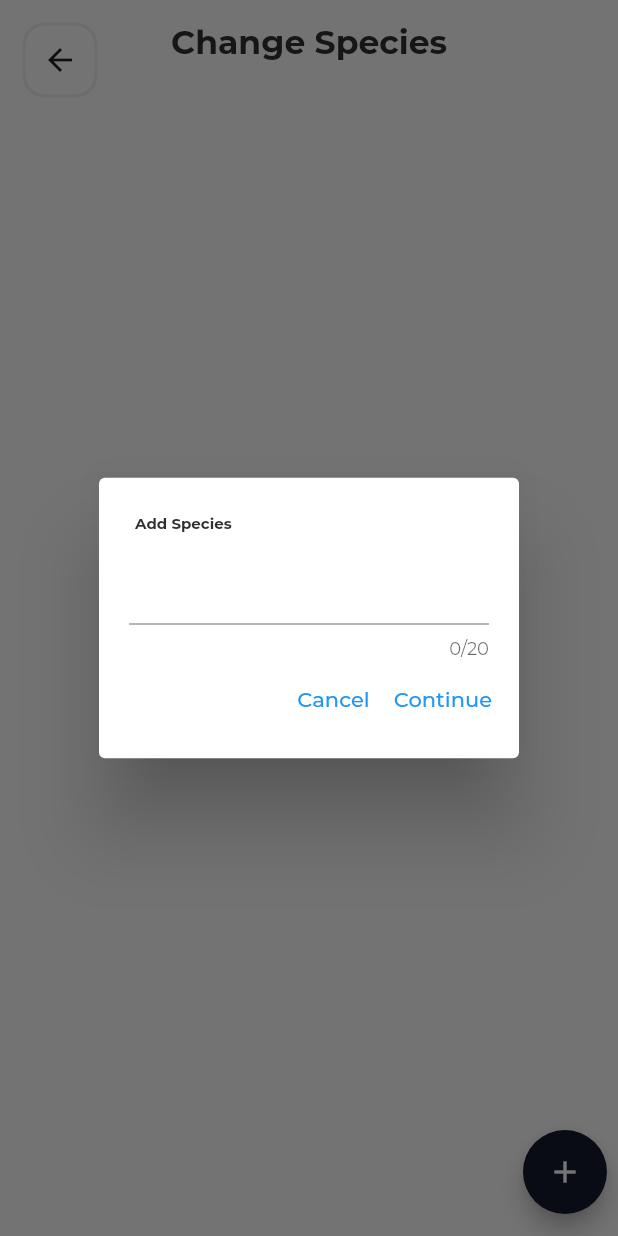
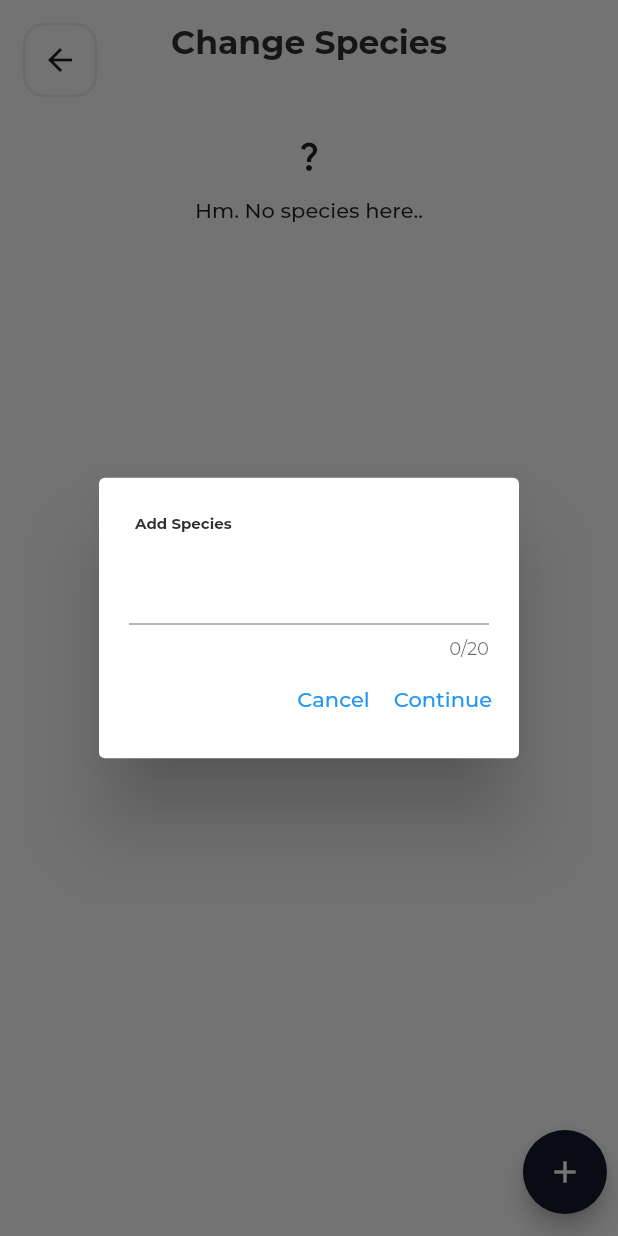
Before and after one commit to dtghgthf/intelligent_plant_esp32, a Flutter app: the ChangeSpeciesScreen screen opened directly, after a tap on the "add" icon, on a phone screen of 412 x 824 dp. Run offline on Flutter 3.47's test engine with Material 2 defaults, Android fonts, the phone set to English and light mode, and no system bars; our stand-ins replace cloud_firestore, firebase_auth, firebase_core, firebase_storage, syncfusion_flutter_charts; accounts and stored records are empty; network calls fail.

Commit message:
Added final "Change Species" Feature

```diff
--- a/lib/screens/ChangeSpeciesScreen.dart
+++ b/lib/screens/ChangeSpeciesScreen.dart
@@ -21,13 +21,6 @@ TextEditingController _addSpeciesTextFieldController = TextEditingController();
 class _ChangeSpeciesScreenState extends State<ChangeSpeciesScreen> {
 
   @override
-  void initState() {
-    super.initState();
-
-    _addSpeciesTextFieldController.clear();
-  }
-
-  @override
   Widget build(BuildContext context) {
 
     final ThemeData themeData = Theme.of(context);
@@ -47,6 +40,15 @@ class _ChangeSpeciesScreenState extends State<ChangeSpeciesScreen> {
                     future: getSpecies(),
                     builder: (context, snapshot) {
                       if (snapshot.connectionState == ConnectionState.done) {
+                        if (snapshot.data!.isEmpty) {
+                          return Column(
+                            children: [
+                              Icon(Icons.question_mark),
+                              addVerticalSpace(15),
+                              Text("Hm. No species here..", style: themeData.textTheme.labelLarge,),
+                            ],
+                          );
+                        } else {
                           return ListView.builder(
                             itemCount: snapshot.data!.length,
                             itemBuilder: (context, index) {
@@ -97,6 +99,7 @@ class _ChangeSpeciesScreenState extends State<ChangeSpeciesScreen> {
                               );
                             },
                           );
+                        }
                       } else if (snapshot.connectionState == ConnectionState.waiting) {
                         return Center(child: CircularProgressIndicator());
                       } else if (snapshot.hasError) {
@@ -119,6 +122,7 @@ class _ChangeSpeciesScreenState extends State<ChangeSpeciesScreen> {
                 showDialog(
                     context: context,
                     builder: (context) {
+                      _addSpeciesTextFieldController.clear();
                       return SimpleDialog(
                         title: Text("Add Species"),
                         children: [
--- a/lib/utils/auth.dart
+++ b/lib/utils/auth.dart
@@ -133,6 +133,6 @@ class AuthService {
 
 void showErrorSnackbar(BuildContext context, Object e) {
   ScaffoldMessenger.of(context).showSnackBar(SnackBar(
-    content: Text(e.toString().split("] ")[1]),
+    content: Text(e is String ? e : e.toString().split("] ")[1]),
   ));
 }
```
Lines whose indentation alone changed are shown as unchanged.
